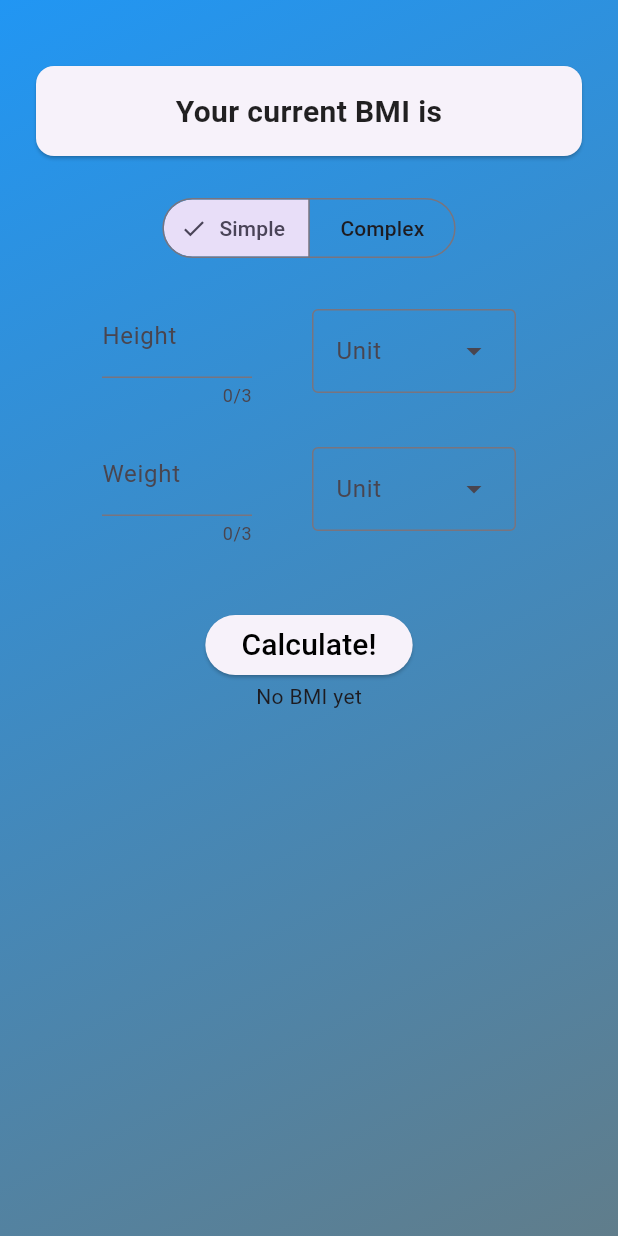
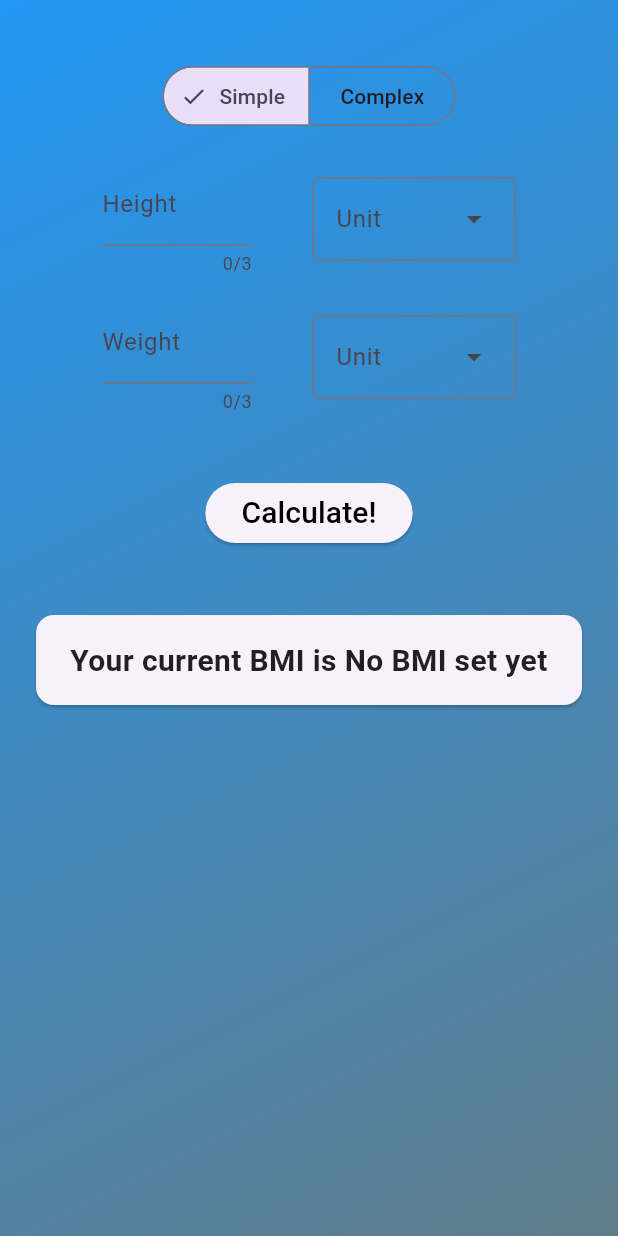
Before and after one commit to turek979/bmi_calculator, a Flutter app: the screen it shows after launch, on a phone screen of 412 x 824 dp. Run offline on Flutter 3.47's test engine with Material 3 defaults, Android fonts, the phone set to English and light mode, and no system bars; our stand-ins replace google_fonts.

Commit message:
display BMI

```diff
--- a/lib/views/login_view.dart
+++ b/lib/views/login_view.dart
@@ -12,6 +12,7 @@ class BmiCalculator extends StatefulWidget {
 }
 
 class _BmiCalculatorState extends State<BmiCalculator> {
+  String displayedBmi = 'No BMI yet';
   Complexity selected = Complexity.simple;
   final Widget _gap = const SizedBox(height: 20);
 
@@ -30,30 +31,6 @@ class _BmiCalculatorState extends State<BmiCalculator> {
             padding: const EdgeInsets.all(20),
             child: Column(
               children: [
-                _gap,
-                Center(
-                  child: Card(
-                    child: SizedBox(
-                      width: 760,
-                      height: 60,
-                      child: Padding(
-                        padding: const EdgeInsets.symmetric(
-                            vertical: 16, horizontal: 20),
-                        child: Text(
-                          textAlign: TextAlign.center,
-                          'Your current BMI is ',
-                          style: GoogleFonts.roboto(
-                            textStyle: const TextStyle(
-                              color: Colors.black87,
-                              fontWeight: FontWeight.bold,
-                              fontSize: 20,
-                            ),
-                          ),
-                        ),
-                      ),
-                    ),
-                  ),
-                ),
                 _gap,
                 SegmentedButton<Complexity>(
                   segments: const <ButtonSegment<Complexity>>[
--- a/lib/views/simple_calculator.dart
+++ b/lib/views/simple_calculator.dart
@@ -1,5 +1,6 @@
 import 'package:flutter/material.dart';
 import 'dart:math';
+import 'package:google_fonts/google_fonts.dart';
 
 enum MeasureHeightUnit { _cm, _in }
 
@@ -12,12 +13,13 @@ class SimpleCalculator extends StatefulWidget {
   State<SimpleCalculator> createState() => _SimpleCalculatorState();
 }
 
-String displayedBmi = 'No BMI yet';
+String displayedBmi = 'No BMI set yet';
 
 final _heightController = TextEditingController();
 final _weightController = TextEditingController();
 
-const Widget _gap = SizedBox(width: 40);
+const Widget _widthGap = SizedBox(width: 40);
+const Widget _heightGap = SizedBox(height: 40);
 MeasureHeightUnit _selectedHeightUnit = MeasureHeightUnit._cm;
 MeasureWeightUnit _selectedWeightUnit = MeasureWeightUnit._kg;
 
@@ -37,15 +39,14 @@ String displayingWeightUnit() {
   }
 }
 
+class _SimpleCalculatorState extends State<SimpleCalculator> {
   _calculateEuBmi(double weight, double height) {
     double bmi = weight / (pow((height / 100), 2));
-  print(bmi);
     displayedBmi = bmi.toStringAsFixed(1);
   }
 
   _calculateEnBmi(double weight, double height) {
     double bmi = (703 * weight) / (pow(height, 2));
-  print(bmi);
     displayedBmi = bmi.toStringAsFixed(1);
   }
 
@@ -61,7 +62,6 @@ displayBmi(double height, double weight) {
     }
   }
 
-class _SimpleCalculatorState extends State<SimpleCalculator> {
   @override
   Widget build(BuildContext context) {
     return Column(
@@ -83,7 +83,7 @@ class _SimpleCalculatorState extends State<SimpleCalculator> {
                 ),
               ),
             ),
-            _gap,
+            _widthGap,
             DropdownMenu(
               label: const Text('Unit'),
               dropdownMenuEntries: const [
@@ -115,7 +115,7 @@ class _SimpleCalculatorState extends State<SimpleCalculator> {
                 ),
               ),
             ),
-            _gap,
+            _widthGap,
             DropdownMenu(
               label: const Text('Unit'),
               dropdownMenuEntries: const [
@@ -145,7 +145,30 @@ class _SimpleCalculatorState extends State<SimpleCalculator> {
             style: TextStyle(color: Colors.black, fontSize: 20),
           ),
         ),
-        Text(displayedBmi),
+        _heightGap,
+        Center(
+          child: Card(
+            child: SizedBox(
+              width: 760,
+              height: 60,
+              child: Padding(
+                padding:
+                    const EdgeInsets.symmetric(vertical: 16, horizontal: 20),
+                child: Text(
+                  textAlign: TextAlign.center,
+                  'Your current BMI is $displayedBmi',
+                  style: GoogleFonts.roboto(
+                    textStyle: const TextStyle(
+                      color: Colors.black87,
+                      fontWeight: FontWeight.bold,
+                      fontSize: 20,
+                    ),
+                  ),
+                ),
+              ),
+            ),
+          ),
+        ),
       ],
     );
   }
```
Lines whose indentation alone changed are shown as unchanged.
